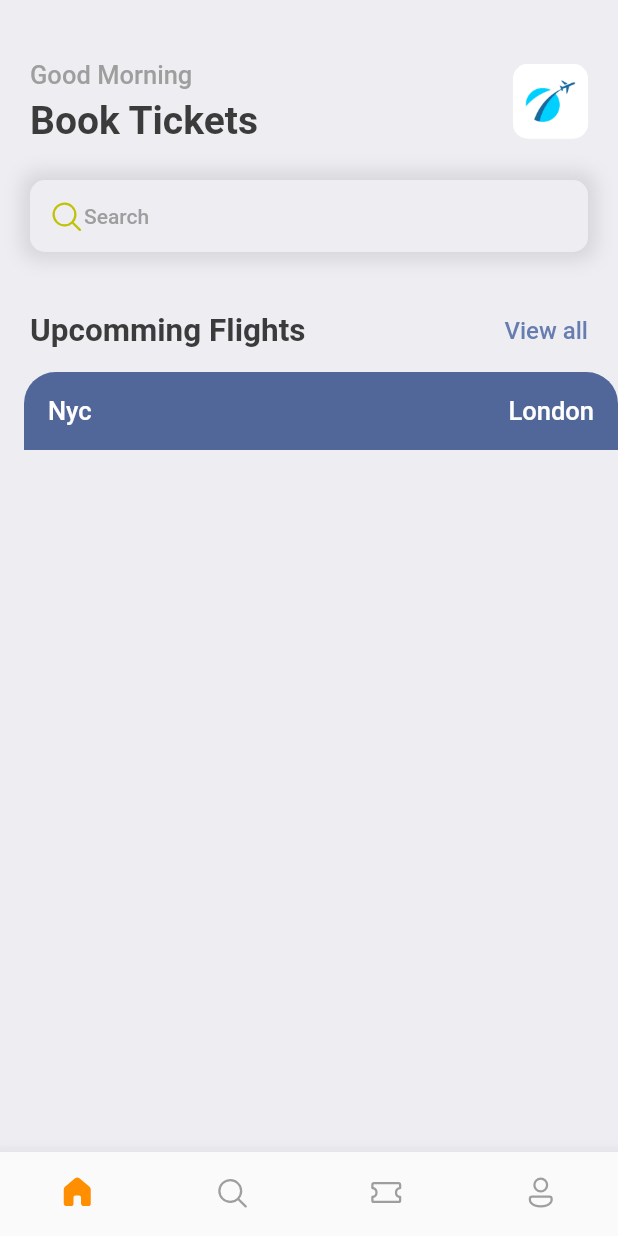
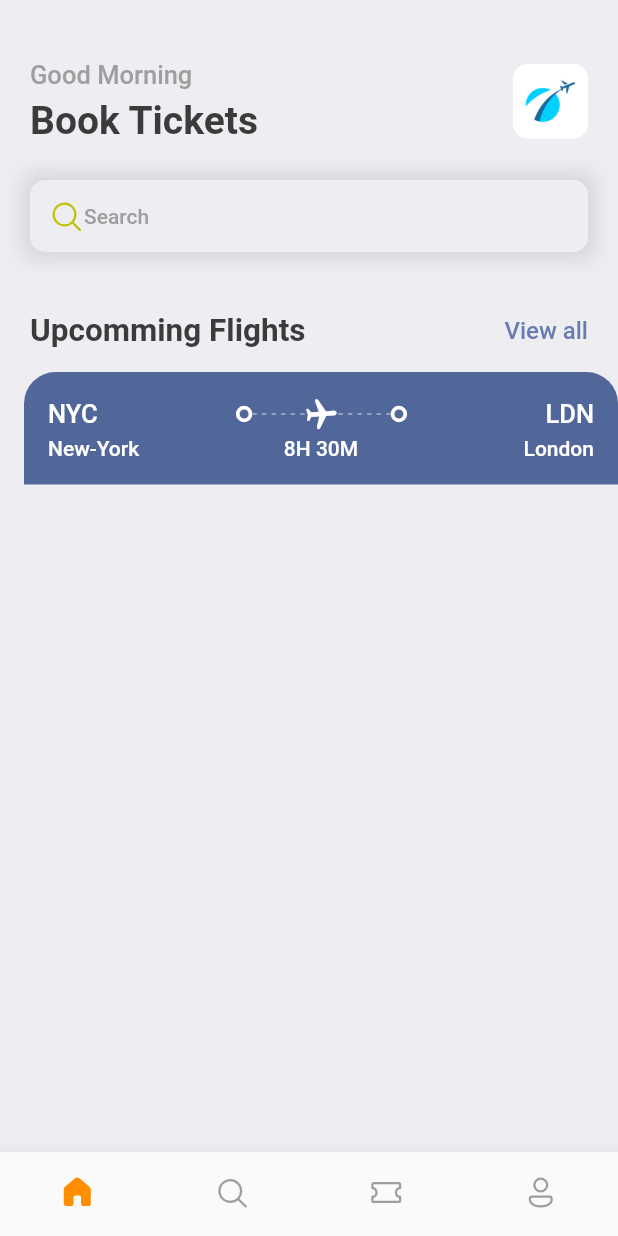
Before and after one commit to VinicioSantos/TicketBookAppFlutterStudyCase, a Flutter app: the screen it shows after launch, on a phone screen of 412 x 824 dp. Run offline on Flutter 3.47's test engine with Material 2 defaults, Android fonts, the phone set to English and light mode, and no system bars; our stand-ins replace fluentui_icons, gap.

Commit message:
top side of the ticker widget

```diff
--- a/lib/scrrens/ticket_view.dart
+++ b/lib/scrrens/ticket_view.dart
@@ -4,6 +4,9 @@ import 'package:flutter/src/foundation/key.dart';
 import 'package:flutter/src/widgets/framework.dart';
 import 'package:flutter_application_1/utils/app_layout.dart';
 import 'package:flutter_application_1/utils/app_styles.dart';
+import 'package:gap/gap.dart';
+
+import '../widgets/thick_container.dart';
 
 class TicketView extends StatelessWidget {
   const TicketView({Key? key}) : super(key: key);
@@ -26,11 +29,71 @@ class TicketView extends StatelessWidget {
           child: Column(children: [
             Row(
               children: [
-                Text("Nyc",
+                Text("NYC",
                     style: Styles.headLineStyle3.copyWith(color: Colors.white)),
+                Expanded(child: Container()),
+                ThickContainer(),
+                Expanded(
+                    child: Stack(
+                  children: [
+                    SizedBox(
+                      height: 24,
+                      child: LayoutBuilder(
+                        builder:
+                            (BuildContext builder, BoxConstraints constraints) {
+                          return Flex(
+                            direction: Axis.horizontal,
+                            mainAxisAlignment: MainAxisAlignment.spaceBetween,
+                            mainAxisSize: MainAxisSize.max,
+                            children: List.generate(
+                                (constraints.constrainWidth() / 6).floor(),
+                                (index) => SizedBox(
+                                    width: 3,
+                                    height: 1,
+                                    child: DecoratedBox(
+                                      decoration: BoxDecoration(
+                                          color: Colors.white.withOpacity(0.5)),
+                                    ))),
+                          );
+                        },
+                      ),
+                    ),
+                    Center(
+                      child: Transform.rotate(
+                        angle: 1.5,
+                        child: Icon(Icons.local_airport_rounded,
+                            color: Colors.white),
+                      ),
+                    ),
+                  ],
+                )),
+                ThickContainer(),
                 const Spacer(),
-                Text("London",
+                Text("LDN",
                     style: Styles.headLineStyle3.copyWith(color: Colors.white)),
+              ],
+            ),
+            const Gap(3),
+            Row(
+              mainAxisAlignment: MainAxisAlignment.spaceBetween,
+              children: [
+                SizedBox(
+                    width: 100,
+                    child: Text(
+                      'New-York',
+                      style:
+                          Styles.headLineStyle4.copyWith(color: Colors.white),
+                    )),
+                Text("8H 30M",
+                    style: Styles.headLineStyle4.copyWith(color: Colors.white)),
+                SizedBox(
+                    width: 100,
+                    child: Text(
+                      'London',
+                      textAlign: TextAlign.end,
+                      style:
+                          Styles.headLineStyle4.copyWith(color: Colors.white),
+                    )),
               ],
             )
           ]),
--- /dev/null
+++ b/lib/widgets/thick_container.dart
@@ -0,0 +1,19 @@
+import 'package:flutter/cupertino.dart';
+import 'package:flutter/material.dart';
+import 'package:flutter/src/foundation/key.dart';
+import 'package:flutter/src/widgets/framework.dart';
+
+class ThickContainer extends StatelessWidget {
+  const ThickContainer({Key? key}) : super(key: key);
+
+  @override
+  Widget build(BuildContext context) {
+    return Container(
+      padding: EdgeInsets.all(3.0),
+      decoration: BoxDecoration(
+        borderRadius: BorderRadius.circular(20),
+        border: Border.all(width: 2.5, color: Colors.white),
+      ),
+    );
+  }
+}
```
